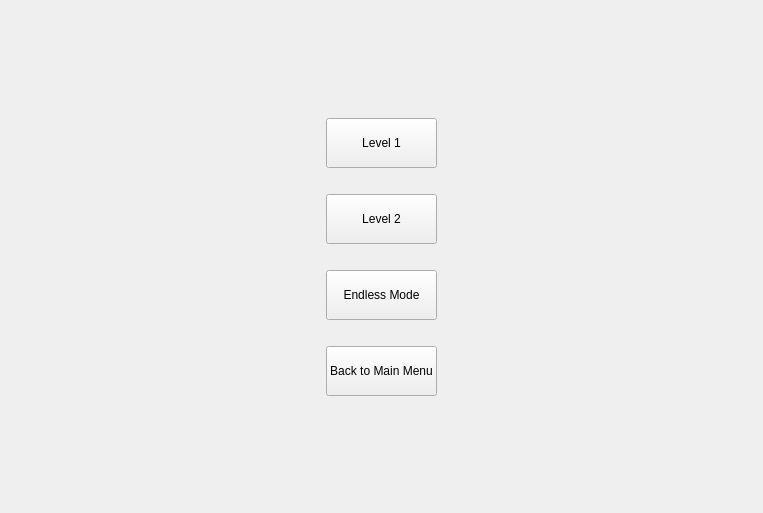
Qt form levelselect.ui (Tock15/FEMjump) before a commit.
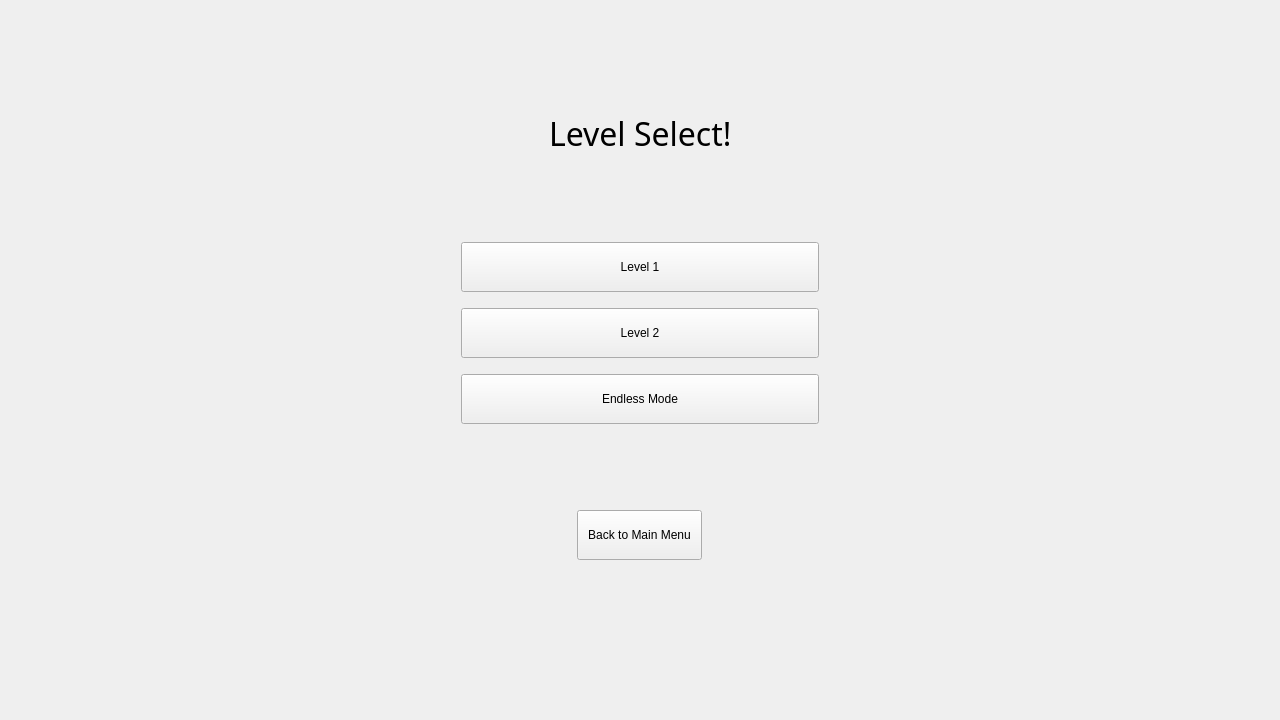
The same form after that commit.

Diff of the .ui file:
```diff
--- a/levelselect.ui
+++ b/levelselect.ui
@@ -6,8 +6,8 @@
    <rect>
     <x>0</x>
     <y>0</y>
-    <width>763</width>
-    <height>513</height>
+    <width>1280</width>
+    <height>720</height>
    </rect>
   </property>
   <property name="windowTitle">
@@ -19,9 +19,12 @@
      <property name="orientation">
       <enum>Qt::Orientation::Horizontal</enum>
      </property>
+     <property name="sizeType">
+      <enum>QSizePolicy::Policy::Fixed</enum>
+     </property>
      <property name="sizeHint" stdset="0">
       <size>
-       <width>30</width>
+       <width>450</width>
        <height>20</height>
       </size>
      </property>
@@ -30,14 +33,76 @@
    <item>
     <layout class="QVBoxLayout" name="verticalLayout">
      <item>
-      <spacer name="verticalSpacer">
+      <spacer name="verticalSpacer_2">
        <property name="orientation">
         <enum>Qt::Orientation::Vertical</enum>
        </property>
+       <property name="sizeType">
+        <enum>QSizePolicy::Policy::Fixed</enum>
+       </property>
        <property name="sizeHint" stdset="0">
         <size>
          <width>20</width>
-         <height>40</height>
+         <height>100</height>
+        </size>
+       </property>
+      </spacer>
+     </item>
+     <item>
+      <layout class="QHBoxLayout" name="horizontalLayout_19">
+       <item>
+        <spacer name="horizontalSpacer_3">
+         <property name="orientation">
+          <enum>Qt::Orientation::Horizontal</enum>
+         </property>
+         <property name="sizeHint" stdset="0">
+          <size>
+           <width>40</width>
+           <height>20</height>
+          </size>
+         </property>
+        </spacer>
+       </item>
+       <item>
+        <widget class="QLabel" name="label">
+         <property name="font">
+          <font>
+           <family>OCR A</family>
+           <pointsize>24</pointsize>
+          </font>
+         </property>
+         <property name="text">
+          <string>Level Select!</string>
+         </property>
+        </widget>
+       </item>
+       <item>
+        <spacer name="horizontalSpacer_4">
+         <property name="orientation">
+          <enum>Qt::Orientation::Horizontal</enum>
+         </property>
+         <property name="sizeHint" stdset="0">
+          <size>
+           <width>40</width>
+           <height>20</height>
+          </size>
+         </property>
+        </spacer>
+       </item>
+      </layout>
+     </item>
+     <item>
+      <spacer name="verticalSpacer_5">
+       <property name="orientation">
+        <enum>Qt::Orientation::Vertical</enum>
+       </property>
+       <property name="sizeType">
+        <enum>QSizePolicy::Policy::Fixed</enum>
+       </property>
+       <property name="sizeHint" stdset="0">
+        <size>
+         <width>20</width>
+         <height>80</height>
         </size>
        </property>
       </spacer>
@@ -56,7 +121,7 @@
       </widget>
      </item>
      <item>
-      <spacer name="verticalSpacer_3">
+      <spacer name="verticalSpacer_4">
        <property name="orientation">
         <enum>Qt::Orientation::Vertical</enum>
        </property>
@@ -66,7 +131,7 @@
        <property name="sizeHint" stdset="0">
         <size>
          <width>20</width>
-         <height>20</height>
+         <height>10</height>
         </size>
        </property>
       </spacer>
@@ -85,7 +150,7 @@
       </widget>
      </item>
      <item>
-      <spacer name="verticalSpacer_4">
+      <spacer name="verticalSpacer_3">
        <property name="orientation">
         <enum>Qt::Orientation::Vertical</enum>
        </property>
@@ -95,7 +160,7 @@
        <property name="sizeHint" stdset="0">
         <size>
          <width>20</width>
-         <height>20</height>
+         <height>10</height>
         </size>
        </property>
       </spacer>
@@ -104,13 +169,13 @@
       <widget class="QPushButton" name="endlessBtn">
        <property name="minimumSize">
         <size>
-         <width>100</width>
+         <width>125</width>
          <height>50</height>
         </size>
        </property>
        <property name="maximumSize">
         <size>
-         <width>125</width>
+         <width>100000</width>
          <height>16777215</height>
         </size>
        </property>
@@ -120,7 +185,7 @@
       </widget>
      </item>
      <item>
-      <spacer name="verticalSpacer_5">
+      <spacer name="verticalSpacer_6">
        <property name="orientation">
         <enum>Qt::Orientation::Vertical</enum>
        </property>
@@ -130,11 +195,13 @@
        <property name="sizeHint" stdset="0">
         <size>
          <width>20</width>
-         <height>20</height>
+         <height>80</height>
         </size>
        </property>
       </spacer>
      </item>
+     <item>
+      <layout class="QHBoxLayout" name="horizontalLayout_15">
      <item>
       <widget class="QPushButton" name="btnBack">
        <property name="minimumSize">
@@ -143,20 +210,28 @@
          <height>50</height>
         </size>
        </property>
+         <property name="maximumSize">
+          <size>
+           <width>125</width>
+           <height>50</height>
+          </size>
+         </property>
        <property name="text">
         <string>Back to Main Menu</string>
        </property>
       </widget>
      </item>
+      </layout>
+     </item>
      <item>
-      <spacer name="verticalSpacer_2">
+      <spacer name="verticalSpacer">
        <property name="orientation">
         <enum>Qt::Orientation::Vertical</enum>
        </property>
        <property name="sizeHint" stdset="0">
         <size>
          <width>20</width>
-         <height>40</height>
+         <height>50</height>
         </size>
        </property>
       </spacer>
@@ -168,9 +243,12 @@
      <property name="orientation">
       <enum>Qt::Orientation::Horizontal</enum>
      </property>
+     <property name="sizeType">
+      <enum>QSizePolicy::Policy::Fixed</enum>
+     </property>
      <property name="sizeHint" stdset="0">
       <size>
-       <width>30</width>
+       <width>450</width>
        <height>20</height>
       </size>
      </property>
```
Lines whose indentation alone changed are shown as unchanged.
